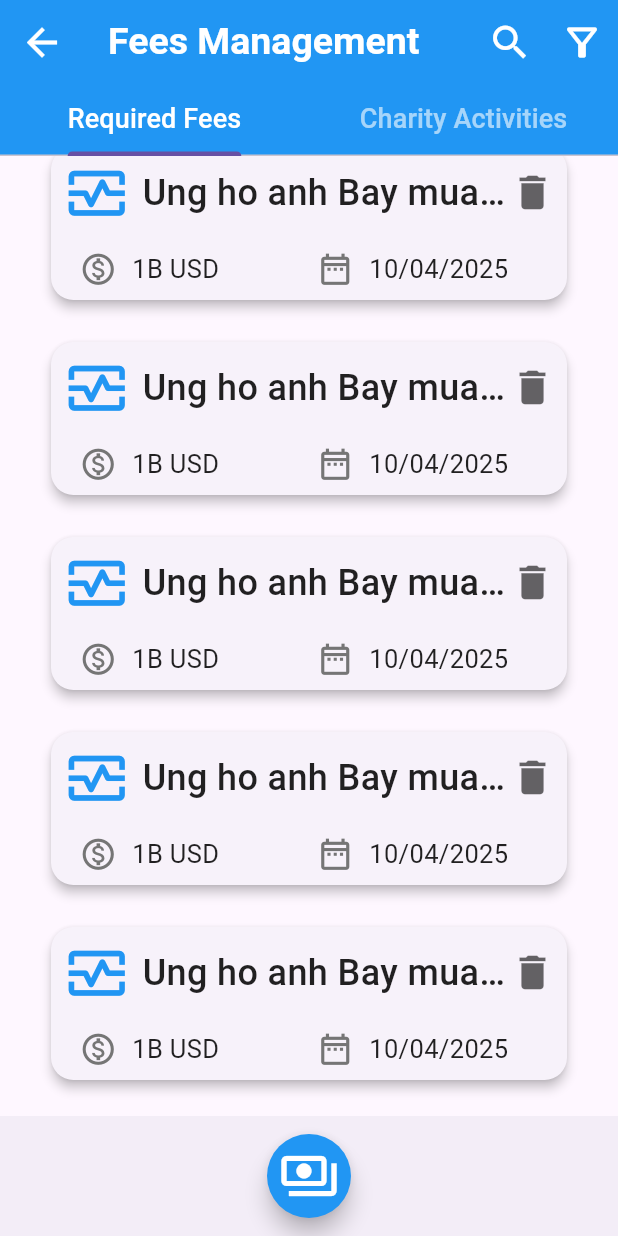
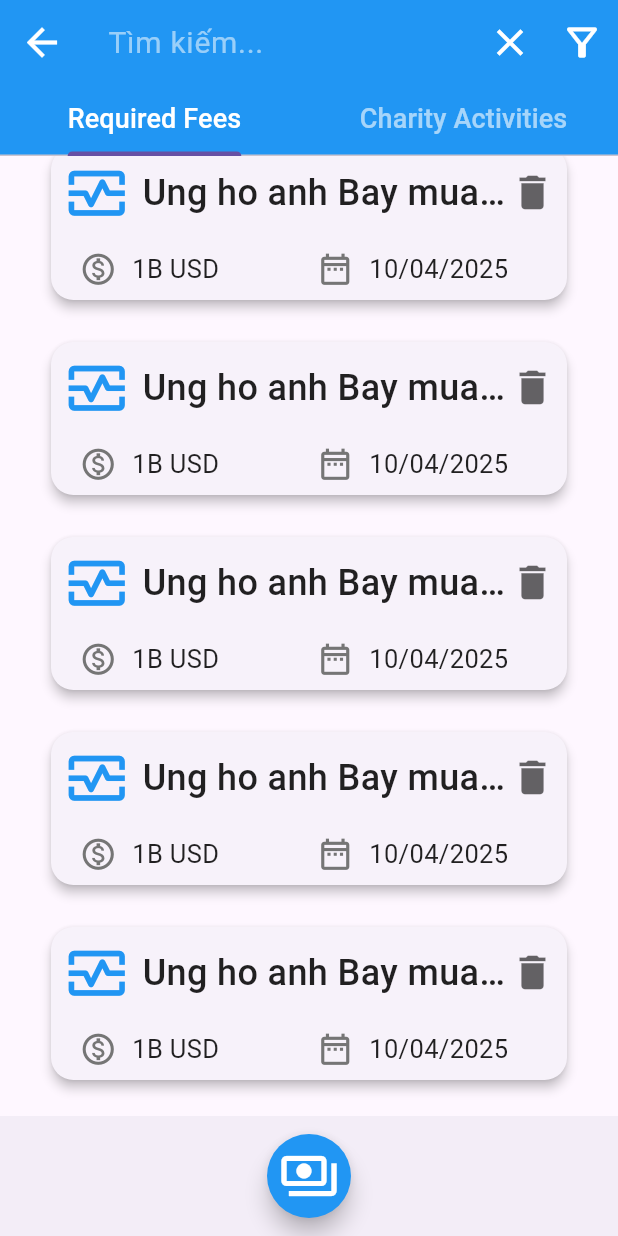
Before and after one commit to nguyenhoangviethung/Apartment-Management, a Flutter app: the FeesManagement screen opened directly, scrolled down 576 dp, after a tap on the "delete" icon, after a tap on the "search" icon, on a phone screen of 412 x 824 dp. Run offline on Flutter 3.47's test engine with Material 3 defaults, Android fonts, the phone set to English and light mode, and no system bars; our stand-ins replace shared_preferences; accounts and stored records are empty.

Commit message:
fix fees management
thêm payment_dialog

```diff
--- a/frontend/lib/view/home/management/fee_management/fee_management.dart
+++ b/frontend/lib/view/home/management/fee_management/fee_management.dart
@@ -4,6 +4,7 @@ import '../../home_page/home_page.dart';
 import '../../main_home.dart';
 import 'common/fee_item.dart';
 import 'common/filter.dart';
+import 'common/payment_dialog.dart';
 import 'fees/charity_activities.dart';
 import 'fees/required_fee.dart';
 
@@ -56,6 +57,9 @@ class _FeesManagementState extends State<FeesManagement> with TickerProviderStat
     });
   }
 
+  final TextEditingController _searchController = TextEditingController();
+  bool _isSearching = false;
+
   @override
   Widget build(BuildContext context) {
     return  GestureDetector(
@@ -63,9 +67,20 @@ class _FeesManagementState extends State<FeesManagement> with TickerProviderStat
         FocusScope.of(context).unfocus();
       },
       child: Scaffold(
-        appBar: AppBar(
+        appBar:
+        AppBar(
           backgroundColor: Colors.blue,
-          title: const Text(
+          title: _isSearching
+          ? TextField(
+            controller: _searchController,
+            decoration: const InputDecoration(
+              hintText: 'Tìm kiếm...',
+              border: InputBorder.none,
+              hintStyle: TextStyle(color: Colors.white54, fontSize: 20),
+            ),
+            style: const TextStyle(color: Colors.white, fontSize: 20),
+          )
+          : const Text(
             'Fees Management',
             style: TextStyle(
               fontSize: 25,
@@ -93,13 +108,18 @@ class _FeesManagementState extends State<FeesManagement> with TickerProviderStat
 
           actions: [
             IconButton(
-              icon: const Icon(
-                Icons.search,
+              icon: Icon(
+                _isSearching ? Icons.close : Icons.search,
                 size: 30,
                 color: Colors.white,
               ),
               onPressed: () {
-                print('Search button pressed');
+                setState(() {
+                  _isSearching = !_isSearching; // Chuyển đổi trạng thái tìm kiếm
+                  if (!_isSearching) {
+                    _searchController.clear(); // Xóa nội dung khi thoát tìm kiếm
+                  }
+                });
               },
             ),
             IconButton(
@@ -109,7 +129,6 @@ class _FeesManagementState extends State<FeesManagement> with TickerProviderStat
                 color: Colors.white,
               ),
               onPressed: () {
-                print('Filter button pressed');
                 showDialog(
                   context: context,
                   builder: (context) => Center(
@@ -150,7 +169,7 @@ class _FeesManagementState extends State<FeesManagement> with TickerProviderStat
               FloatingActionButton(
                 onPressed: () {
                   // Hành động khi nhấn nút
-                  // _showPaymentDialog(context);
+                  showPaymentDialog(context);
                 },
                 backgroundColor: Colors.blue,
                 shape: RoundedRectangleBorder(
```
Also changed, not shown: frontend/lib/view/home/management/fee_management/common/payment_dialog.dart (added, +33 -0 lines), frontend/lib/view/authentication/common/show_dialog.dart (line endings or trailing spaces).
